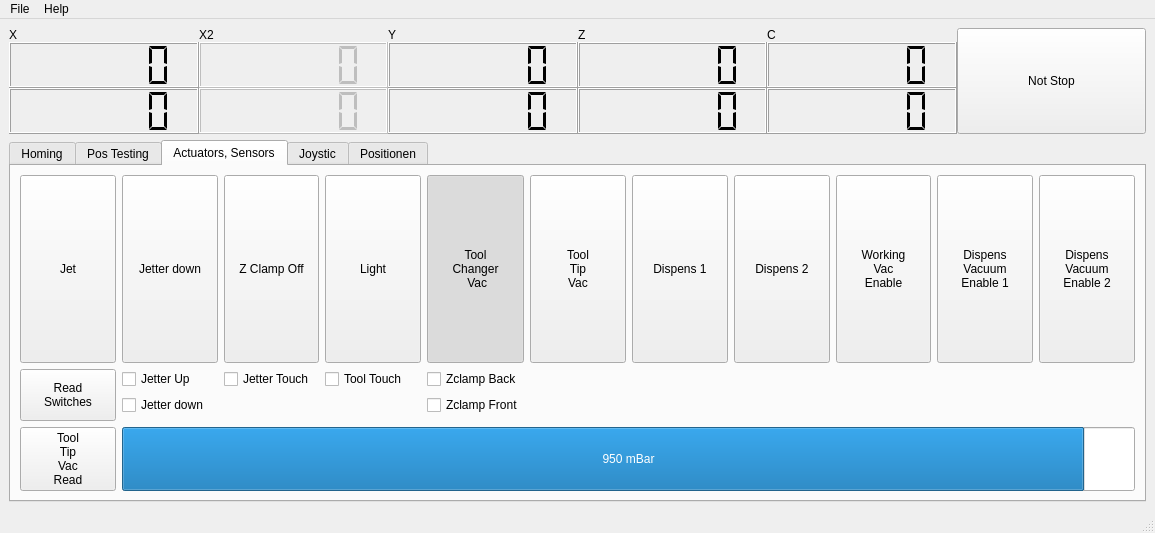
First picture: the form in Gui.ui, repository gxurma/PythonCanSteering, before the edit.
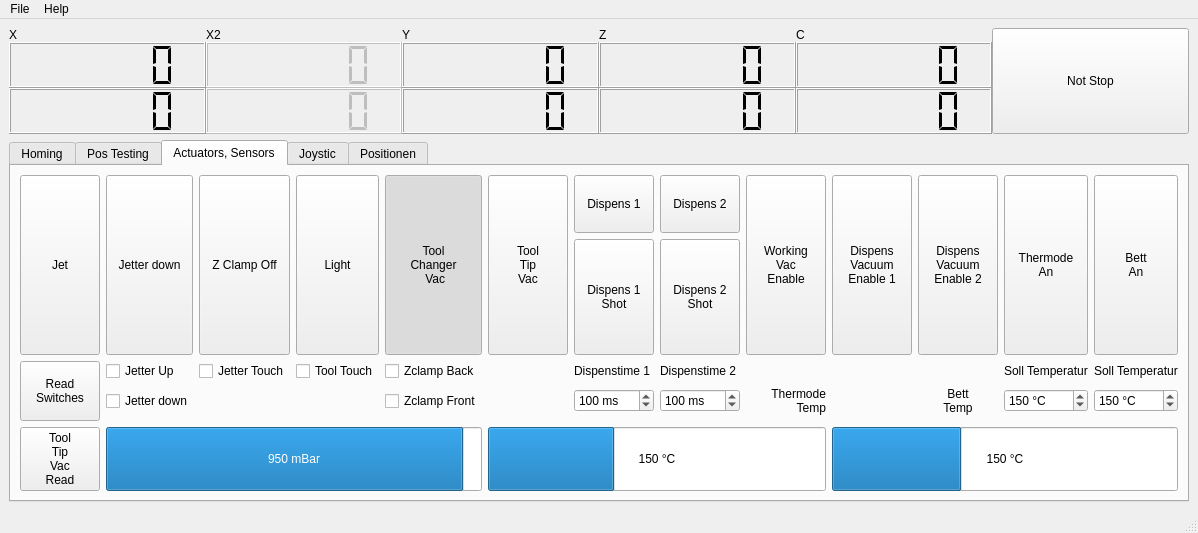
Second picture: the form after the edit. The open tabs and pages were chosen to show the change.

Patch:
```diff
--- a/Gui.ui
+++ b/Gui.ui
@@ -1041,8 +1041,37 @@
         <string>Actuators, Sensors</string>
        </attribute>
        <layout class="QGridLayout" name="gridLayout_5">
-        <item row="0" column="5" rowspan="2">
-         <widget class="QPushButton" name="pushButtonToolTipVac">
+        <item row="3" column="7">
+         <widget class="QLabel" name="label_13">
+          <property name="text">
+           <string>Dispenstime 2</string>
+          </property>
+         </widget>
+        </item>
+        <item row="4" column="7">
+         <widget class="QSpinBox" name="spinBoxDispensTime2">
+          <property name="suffix">
+           <string> ms</string>
+          </property>
+          <property name="minimum">
+           <number>1</number>
+          </property>
+          <property name="maximum">
+           <number>3000</number>
+          </property>
+          <property name="singleStep">
+           <number>1</number>
+          </property>
+          <property name="stepType">
+           <enum>QAbstractSpinBox::AdaptiveDecimalStepType</enum>
+          </property>
+          <property name="value">
+           <number>100</number>
+          </property>
+         </widget>
+        </item>
+        <item row="0" column="3" rowspan="3">
+         <widget class="QPushButton" name="pushButtonLight">
           <property name="sizePolicy">
            <sizepolicy hsizetype="Expanding" vsizetype="Expanding">
             <horstretch>0</horstretch>
@@ -1050,9 +1079,7 @@
            </sizepolicy>
           </property>
           <property name="text">
-           <string>Tool
-Tip
-Vac</string>
+           <string>Light</string>
           </property>
           <property name="checkable">
            <bool>true</bool>
@@ -1065,7 +1092,201 @@
           </property>
          </widget>
         </item>
-        <item row="2" column="0" rowspan="3">
+        <item row="0" column="10" rowspan="3">
+         <widget class="QPushButton" name="pushButtonDispensVac2">
+          <property name="sizePolicy">
+           <sizepolicy hsizetype="Expanding" vsizetype="Expanding">
+            <horstretch>0</horstretch>
+            <verstretch>0</verstretch>
+           </sizepolicy>
+          </property>
+          <property name="text">
+           <string>Dispens
+Vacuum
+Enable 2</string>
+          </property>
+          <property name="checkable">
+           <bool>true</bool>
+          </property>
+          <property name="checked">
+           <bool>false</bool>
+          </property>
+          <property name="default">
+           <bool>false</bool>
+          </property>
+         </widget>
+        </item>
+        <item row="4" column="4">
+         <widget class="QCheckBox" name="checkBoxZClampFront">
+          <property name="text">
+           <string>Zclamp Front</string>
+          </property>
+         </widget>
+        </item>
+        <item row="3" column="3">
+         <widget class="QCheckBox" name="checkBoxTipTouch">
+          <property name="text">
+           <string>Tool Touch</string>
+          </property>
+         </widget>
+        </item>
+        <item row="4" column="12">
+         <widget class="QSpinBox" name="spinBoxBettSoll">
+          <property name="suffix">
+           <string> °C</string>
+          </property>
+          <property name="minimum">
+           <number>0</number>
+          </property>
+          <property name="maximum">
+           <number>300</number>
+          </property>
+          <property name="singleStep">
+           <number>1</number>
+          </property>
+          <property name="stepType">
+           <enum>QAbstractSpinBox::DefaultStepType</enum>
+          </property>
+          <property name="value">
+           <number>150</number>
+          </property>
+         </widget>
+        </item>
+        <item row="4" column="1">
+         <widget class="QCheckBox" name="checkBoxJetterDown">
+          <property name="text">
+           <string>Jetter down</string>
+          </property>
+         </widget>
+        </item>
+        <item row="3" column="2">
+         <widget class="QCheckBox" name="checkBoxJetterTouch">
+          <property name="text">
+           <string>Jetter Touch</string>
+          </property>
+         </widget>
+        </item>
+        <item row="4" column="11">
+         <widget class="QSpinBox" name="spinBoxThermodeSoll">
+          <property name="suffix">
+           <string> °C</string>
+          </property>
+          <property name="minimum">
+           <number>0</number>
+          </property>
+          <property name="maximum">
+           <number>300</number>
+          </property>
+          <property name="singleStep">
+           <number>1</number>
+          </property>
+          <property name="stepType">
+           <enum>QAbstractSpinBox::DefaultStepType</enum>
+          </property>
+          <property name="value">
+           <number>150</number>
+          </property>
+         </widget>
+        </item>
+        <item row="0" column="11" rowspan="3">
+         <widget class="QPushButton" name="pushButtonThermodeAn">
+          <property name="sizePolicy">
+           <sizepolicy hsizetype="Expanding" vsizetype="Expanding">
+            <horstretch>0</horstretch>
+            <verstretch>0</verstretch>
+           </sizepolicy>
+          </property>
+          <property name="text">
+           <string>Thermode
+An</string>
+          </property>
+          <property name="checkable">
+           <bool>true</bool>
+          </property>
+          <property name="checked">
+           <bool>false</bool>
+          </property>
+          <property name="default">
+           <bool>false</bool>
+          </property>
+         </widget>
+        </item>
+        <item row="0" column="8" rowspan="3">
+         <widget class="QPushButton" name="pushButtonWorkingVac">
+          <property name="sizePolicy">
+           <sizepolicy hsizetype="Expanding" vsizetype="Expanding">
+            <horstretch>0</horstretch>
+            <verstretch>0</verstretch>
+           </sizepolicy>
+          </property>
+          <property name="text">
+           <string>Working
+Vac
+Enable</string>
+          </property>
+          <property name="checkable">
+           <bool>true</bool>
+          </property>
+          <property name="checked">
+           <bool>false</bool>
+          </property>
+          <property name="default">
+           <bool>false</bool>
+          </property>
+         </widget>
+        </item>
+        <item row="0" column="0" rowspan="3">
+         <widget class="QPushButton" name="pushButtonJet">
+          <property name="sizePolicy">
+           <sizepolicy hsizetype="Expanding" vsizetype="Expanding">
+            <horstretch>0</horstretch>
+            <verstretch>0</verstretch>
+           </sizepolicy>
+          </property>
+          <property name="text">
+           <string>Jet</string>
+          </property>
+          <property name="checkable">
+           <bool>true</bool>
+          </property>
+          <property name="checked">
+           <bool>false</bool>
+          </property>
+          <property name="default">
+           <bool>false</bool>
+          </property>
+         </widget>
+        </item>
+        <item row="0" column="2" rowspan="3">
+         <widget class="QPushButton" name="pushButtonZClampOff">
+          <property name="sizePolicy">
+           <sizepolicy hsizetype="Expanding" vsizetype="Expanding">
+            <horstretch>0</horstretch>
+            <verstretch>0</verstretch>
+           </sizepolicy>
+          </property>
+          <property name="text">
+           <string>Z Clamp Off</string>
+          </property>
+          <property name="checkable">
+           <bool>true</bool>
+          </property>
+          <property name="checked">
+           <bool>false</bool>
+          </property>
+          <property name="default">
+           <bool>false</bool>
+          </property>
+         </widget>
+        </item>
+        <item row="3" column="12">
+         <widget class="QLabel" name="label_16">
+          <property name="text">
+           <string>Soll Temperatur</string>
+          </property>
+         </widget>
+        </item>
+        <item row="3" column="0" rowspan="3">
          <widget class="QPushButton" name="pushButtonReadSwitches">
           <property name="sizePolicy">
            <sizepolicy hsizetype="Expanding" vsizetype="Expanding">
@@ -1094,7 +1315,93 @@
           </property>
          </widget>
         </item>
-        <item row="5" column="0">
+        <item row="4" column="8">
+         <widget class="QLabel" name="label_17">
+          <property name="text">
+           <string>Thermode
+Temp</string>
+          </property>
+          <property name="alignment">
+           <set>Qt::AlignRight|Qt::AlignTrailing|Qt::AlignVCenter</set>
+          </property>
+         </widget>
+        </item>
+        <item row="3" column="6">
+         <widget class="QLabel" name="label">
+          <property name="text">
+           <string>Dispenstime 1</string>
+          </property>
+         </widget>
+        </item>
+        <item row="4" column="6">
+         <widget class="QSpinBox" name="spinBoxDispensTime1">
+          <property name="suffix">
+           <string> ms</string>
+          </property>
+          <property name="minimum">
+           <number>1</number>
+          </property>
+          <property name="maximum">
+           <number>3000</number>
+          </property>
+          <property name="singleStep">
+           <number>1</number>
+          </property>
+          <property name="stepType">
+           <enum>QAbstractSpinBox::AdaptiveDecimalStepType</enum>
+          </property>
+          <property name="value">
+           <number>100</number>
+          </property>
+         </widget>
+        </item>
+        <item row="1" column="6" rowspan="2">
+         <widget class="QPushButton" name="pushButtonDispens1Short">
+          <property name="sizePolicy">
+           <sizepolicy hsizetype="Expanding" vsizetype="Expanding">
+            <horstretch>0</horstretch>
+            <verstretch>0</verstretch>
+           </sizepolicy>
+          </property>
+          <property name="text">
+           <string>Dispens 1
+Shot</string>
+          </property>
+          <property name="checkable">
+           <bool>false</bool>
+          </property>
+          <property name="checked">
+           <bool>false</bool>
+          </property>
+          <property name="default">
+           <bool>false</bool>
+          </property>
+         </widget>
+        </item>
+        <item row="0" column="12" rowspan="3">
+         <widget class="QPushButton" name="pushButtonBettAn">
+          <property name="sizePolicy">
+           <sizepolicy hsizetype="Expanding" vsizetype="Expanding">
+            <horstretch>0</horstretch>
+            <verstretch>0</verstretch>
+           </sizepolicy>
+          </property>
+          <property name="text">
+           <string>Bett
+An</string>
+          </property>
+          <property name="checkable">
+           <bool>true</bool>
+          </property>
+          <property name="checked">
+           <bool>false</bool>
+          </property>
+          <property name="default">
+           <bool>false</bool>
+          </property>
+         </widget>
+        </item>
+        <item row="6" column="0">
          <widget class="QPushButton" name="pushButtonToolTipVacRead">
           <property name="sizePolicy">
            <sizepolicy hsizetype="Expanding" vsizetype="Expanding">
@@ -1122,116 +1429,132 @@
           </property>
          </widget>
         </item>
+        <item row="3" column="11">
+         <widget class="QLabel" name="label_15">
+          <property name="text">
+           <string>Soll Temperatur</string>
+          </property>
+         </widget>
+        </item>
+        <item row="0" column="5" rowspan="3">
+         <widget class="QPushButton" name="pushButtonToolTipVac">
+          <property name="sizePolicy">
+           <sizepolicy hsizetype="Expanding" vsizetype="Expanding">
+            <horstretch>0</horstretch>
+            <verstretch>0</verstretch>
+           </sizepolicy>
+          </property>
+          <property name="text">
+           <string>Tool
+Tip
+Vac</string>
+          </property>
+          <property name="checkable">
+           <bool>true</bool>
+          </property>
+          <property name="checked">
+           <bool>false</bool>
+          </property>
+          <property name="default">
+           <bool>false</bool>
+          </property>
+         </widget>
+        </item>
+        <item row="0" column="9" rowspan="3">
+         <widget class="QPushButton" name="pushButtonDispensVac1">
+          <property name="sizePolicy">
+           <sizepolicy hsizetype="Expanding" vsizetype="Expanding">
+            <horstretch>0</horstretch>
+            <verstretch>0</verstretch>
+           </sizepolicy>
+          </property>
+          <property name="text">
+           <string>Dispens
+Vacuum
+Enable 1</string>
+          </property>
+          <property name="checkable">
+           <bool>true</bool>
+          </property>
+          <property name="checked">
+           <bool>false</bool>
+          </property>
+          <property name="default">
+           <bool>false</bool>
+          </property>
+         </widget>
+        </item>
+        <item row="0" column="6">
+         <widget class="QPushButton" name="pushButtonDispens1">
+          <property name="sizePolicy">
+           <sizepolicy hsizetype="Expanding" vsizetype="Expanding">
+            <horstretch>0</horstretch>
+            <verstretch>0</verstretch>
+           </sizepolicy>
+          </property>
+          <property name="text">
+           <string>Dispens 1</string>
+          </property>
+          <property name="checkable">
+           <bool>true</bool>
+          </property>
+          <property name="checked">
+           <bool>false</bool>
+          </property>
+          <property name="default">
+           <bool>false</bool>
+          </property>
+         </widget>
+        </item>
+        <item row="1" column="7" rowspan="2">
+         <widget class="QPushButton" name="pushButtonDispens2_2">
+          <property name="sizePolicy">
+           <sizepolicy hsizetype="Expanding" vsizetype="Expanding">
+            <horstretch>0</horstretch>
+            <verstretch>0</verstretch>
+           </sizepolicy>
+          </property>
+          <property name="text">
+           <string>Dispens 2
+Shot</string>
+          </property>
+          <property name="checkable">
+           <bool>false</bool>
+          </property>
+          <property name="checked">
+           <bool>false</bool>
+          </property>
+          <property name="default">
+           <bool>false</bool>
+          </property>
+         </widget>
+        </item>
+        <item row="3" column="4">
+         <widget class="QCheckBox" name="checkBoxZClampBack">
+          <property name="text">
+           <string>Zclamp Back</string>
+          </property>
+         </widget>
+        </item>
         <item row="3" column="1">
-         <widget class="QCheckBox" name="checkBoxJetterDown">
-          <property name="text">
-           <string>Jetter down</string>
-          </property>
-         </widget>
-        </item>
-        <item row="2" column="1">
          <widget class="QCheckBox" name="checkBoxJetterUp">
           <property name="text">
            <string>Jetter Up</string>
           </property>
          </widget>
         </item>
-        <item row="2" column="2">
-         <widget class="QCheckBox" name="checkBoxJetterTouch">
+        <item row="4" column="10">
+         <widget class="QLabel" name="label_18">
           <property name="text">
-           <string>Jetter Touch</string>
+           <string>Bett
+Temp</string>
           </property>
-         </widget>
-        </item>
-        <item row="0" column="0" rowspan="2">
-         <widget class="QPushButton" name="pushButtonJet">
-          <property name="sizePolicy">
-           <sizepolicy hsizetype="Expanding" vsizetype="Expanding">
-            <horstretch>0</horstretch>
-            <verstretch>0</verstretch>
-           </sizepolicy>
+          <property name="alignment">
+           <set>Qt::AlignCenter</set>
           </property>
-          <property name="text">
-           <string>Jet</string>
-          </property>
-          <property name="checkable">
-           <bool>true</bool>
-          </property>
-          <property name="checked">
-           <bool>false</bool>
-          </property>
-          <property name="default">
-           <bool>false</bool>
-          </property>
          </widget>
         </item>
-        <item row="0" column="1" rowspan="2">
-         <widget class="QPushButton" name="pushButtonJetterDown">
-          <property name="sizePolicy">
-           <sizepolicy hsizetype="Expanding" vsizetype="Expanding">
-            <horstretch>0</horstretch>
-            <verstretch>0</verstretch>
-           </sizepolicy>
-          </property>
-          <property name="text">
-           <string>Jetter down</string>
-          </property>
-          <property name="checkable">
-           <bool>true</bool>
-          </property>
-          <property name="checked">
-           <bool>false</bool>
-          </property>
-          <property name="default">
-           <bool>false</bool>
-          </property>
-         </widget>
-        </item>
-        <item row="0" column="2" rowspan="2">
-         <widget class="QPushButton" name="pushButtonZClampOff">
-          <property name="sizePolicy">
-           <sizepolicy hsizetype="Expanding" vsizetype="Expanding">
-            <horstretch>0</horstretch>
-            <verstretch>0</verstretch>
-           </sizepolicy>
-          </property>
-          <property name="text">
-           <string>Z Clamp Off</string>
-          </property>
-          <property name="checkable">
-           <bool>true</bool>
-          </property>
-          <property name="checked">
-           <bool>false</bool>
-          </property>
-          <property name="default">
-           <bool>false</bool>
-          </property>
-         </widget>
-        </item>
-        <item row="0" column="3" rowspan="2">
-         <widget class="QPushButton" name="pushButtonLight">
-          <property name="sizePolicy">
-           <sizepolicy hsizetype="Expanding" vsizetype="Expanding">
-            <horstretch>0</horstretch>
-            <verstretch>0</verstretch>
-           </sizepolicy>
-          </property>
-          <property name="text">
-           <string>Light</string>
-          </property>
-          <property name="checkable">
-           <bool>true</bool>
-          </property>
-          <property name="checked">
-           <bool>false</bool>
-          </property>
-          <property name="default">
-           <bool>false</bool>
-          </property>
-         </widget>
-        </item>
-        <item row="0" column="4" rowspan="2">
+        <item row="0" column="4" rowspan="3">
          <widget class="QPushButton" name="pushButtonToolChangerVac">
           <property name="sizePolicy">
            <sizepolicy hsizetype="Expanding" vsizetype="Expanding">
@@ -1255,8 +1578,8 @@
           </property>
          </widget>
         </item>
-        <item row="0" column="6" rowspan="2">
-         <widget class="QPushButton" name="pushButtonDispens1">
+        <item row="0" column="1" rowspan="3">
+         <widget class="QPushButton" name="pushButtonJetterDown">
           <property name="sizePolicy">
            <sizepolicy hsizetype="Expanding" vsizetype="Expanding">
             <horstretch>0</horstretch>
@@ -1264,7 +1587,7 @@
            </sizepolicy>
           </property>
           <property name="text">
-           <string>Dispens 1</string>
+           <string>Jetter down</string>
           </property>
           <property name="checkable">
            <bool>true</bool>
@@ -1277,7 +1600,7 @@
           </property>
          </widget>
         </item>
-        <item row="0" column="7" rowspan="2">
+        <item row="0" column="7">
          <widget class="QPushButton" name="pushButtonDispens2">
           <property name="sizePolicy">
            <sizepolicy hsizetype="Expanding" vsizetype="Expanding">
@@ -1299,79 +1622,32 @@
           </property>
          </widget>
         </item>
-        <item row="0" column="8" rowspan="2">
-         <widget class="QPushButton" name="pushButtonWorkingVac">
+        <item row="6" column="9" colspan="4">
+         <widget class="QProgressBar" name="progressBarBettTemp">
           <property name="sizePolicy">
            <sizepolicy hsizetype="Expanding" vsizetype="Expanding">
             <horstretch>0</horstretch>
             <verstretch>0</verstretch>
            </sizepolicy>
           </property>
-          <property name="text">
-           <string>Working
-Vac
-Enable</string>
+          <property name="minimum">
+           <number>0</number>
           </property>
-          <property name="checkable">
-           <bool>true</bool>
+          <property name="maximum">
+           <number>400</number>
           </property>
-          <property name="checked">
-           <bool>false</bool>
+          <property name="value">
+           <number>150</number>
           </property>
-          <property name="default">
-           <bool>false</bool>
+          <property name="orientation">
+           <enum>Qt::Horizontal</enum>
           </property>
-         </widget>
-        </item>
-        <item row="0" column="9" rowspan="2">
-         <widget class="QPushButton" name="pushButtonDispensVac1">
-          <property name="sizePolicy">
-           <sizepolicy hsizetype="Expanding" vsizetype="Expanding">
-            <horstretch>0</horstretch>
-            <verstretch>0</verstretch>
-           </sizepolicy>
+          <property name="format">
+           <string>%v °C</string>
           </property>
-          <property name="text">
-           <string>Dispens
-Vacuum
-Enable 1</string>
-          </property>
-          <property name="checkable">
-           <bool>true</bool>
-          </property>
-          <property name="checked">
-           <bool>false</bool>
-          </property>
-          <property name="default">
-           <bool>false</bool>
-          </property>
          </widget>
         </item>
-        <item row="0" column="10" rowspan="2">
-         <widget class="QPushButton" name="pushButtonDispensVac2">
-          <property name="sizePolicy">
-           <sizepolicy hsizetype="Expanding" vsizetype="Expanding">
-            <horstretch>0</horstretch>
-            <verstretch>0</verstretch>
-           </sizepolicy>
-          </property>
-          <property name="text">
-           <string>Dispens
-Vacuum
-Enable 2</string>
-          </property>
-          <property name="checkable">
-           <bool>true</bool>
-          </property>
-          <property name="checked">
-           <bool>false</bool>
-          </property>
-          <property name="default">
-           <bool>false</bool>
-          </property>
-         </widget>
-        </item>
-        <item row="5" column="1" colspan="10">
+        <item row="6" column="1" colspan="4">
          <widget class="QProgressBar" name="progressBarToolTipVacRead">
           <property name="sizePolicy">
            <sizepolicy hsizetype="Expanding" vsizetype="Expanding">
@@ -1385,29 +1661,36 @@
           <property name="value">
            <number>950</number>
           </property>
+          <property name="textVisible">
+           <bool>true</bool>
+          </property>
           <property name="format">
            <string>%v mBar</string>
           </property>
          </widget>
         </item>
-        <item row="3" column="4">
-         <widget class="QCheckBox" name="checkBoxZClampFront">
-          <property name="text">
-           <string>Zclamp Front</string>
+        <item row="6" column="5" colspan="4">
+         <widget class="QProgressBar" name="progressBarThermodeTemp">
+          <property name="sizePolicy">
+           <sizepolicy hsizetype="Expanding" vsizetype="Expanding">
+            <horstretch>0</horstretch>
+            <verstretch>0</verstretch>
+           </sizepolicy>
           </property>
-         </widget>
-        </item>
-        <item row="2" column="4">
-         <widget class="QCheckBox" name="checkBoxZClampBack">
-          <property name="text">
-           <string>Zclamp Back</string>
+          <property name="minimum">
+           <number>0</number>
           </property>
-         </widget>
-        </item>
-        <item row="2" column="3">
-         <widget class="QCheckBox" name="checkBoxTipTouch">
-          <property name="text">
-           <string>Tool Touch</string>
+          <property name="maximum">
+           <number>400</number>
+          </property>
+          <property name="value">
+           <number>150</number>
+          </property>
+          <property name="orientation">
+           <enum>Qt::Horizontal</enum>
+          </property>
+          <property name="format">
+           <string>%v °C</string>
           </property>
          </widget>
         </item>
@@ -1923,7 +2206,7 @@
      <x>0</x>
      <y>0</y>
      <width>1155</width>
-     <height>25</height>
+     <height>21</height>
     </rect>
    </property>
    <widget class="QMenu" name="menuFile">
```
Left out of the diff: 252 changed lines with no effect on the pictures.
